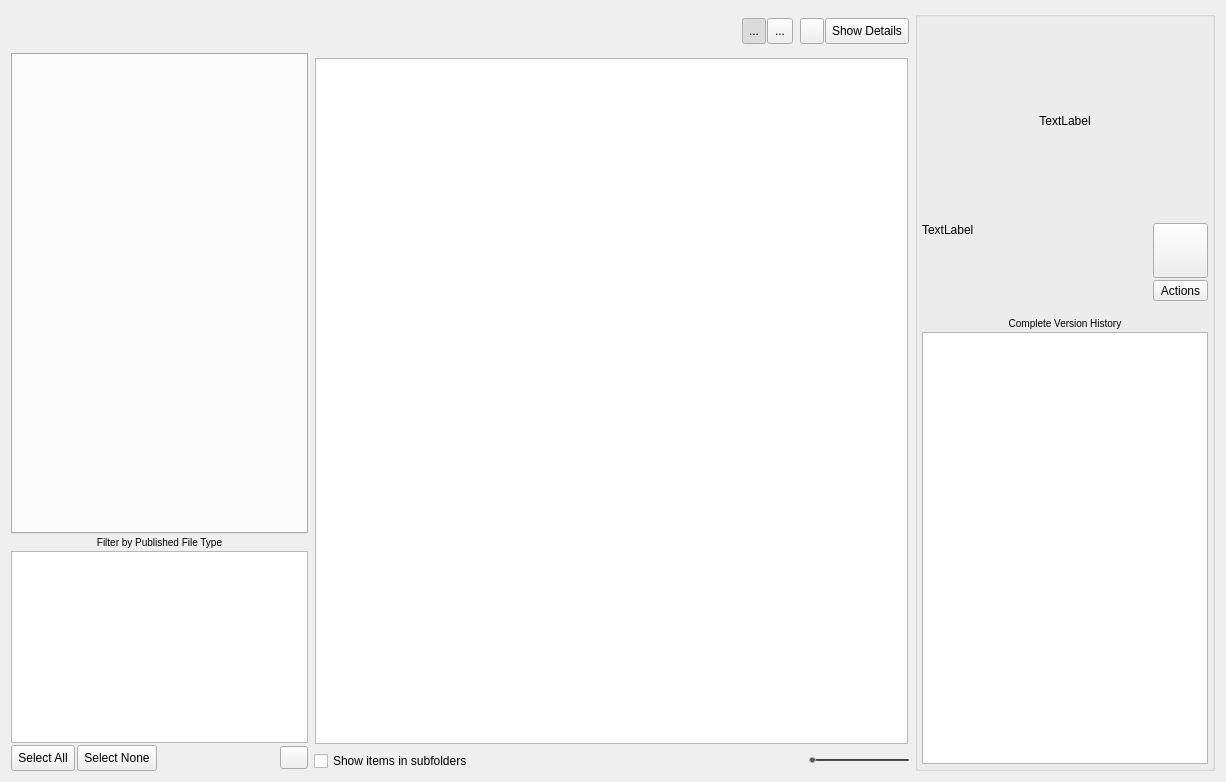
This is resources/dialog.ui in shotgunsoftware/tk-multi-loader2 as Qt 5 draws it before an edit. The edited form follows.
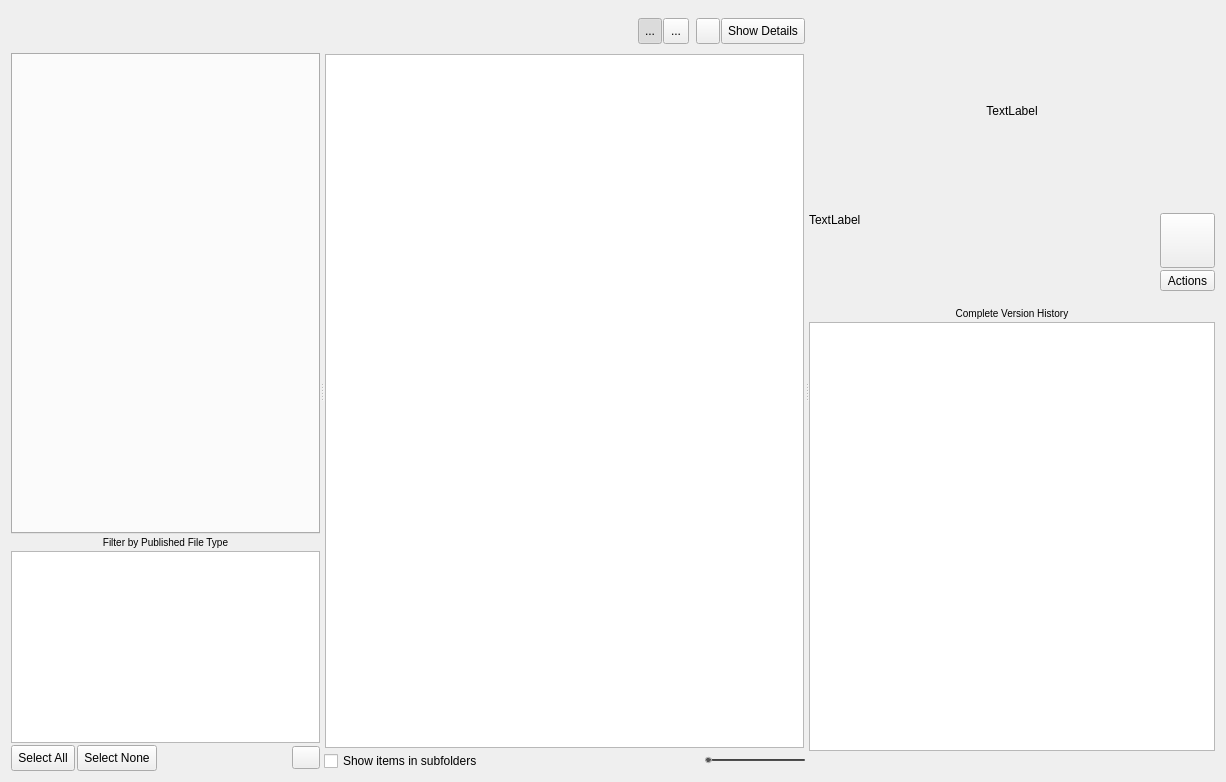
This is the edited form. Icons and pictures are not drawn.

Commit message:
SG-28038: Add splitters to adjust panels and view. (#103)
* Add splitter between left-hand filter panel and main view
* Add splitter between right-hand details panel and main view
* Restore/save splitter state on open/close
* Update minimum version for tk-framework-shotgunutils.

Diff of the .ui file:
```diff
--- a/resources/dialog.ui
+++ b/resources/dialog.ui
@@ -13,12 +13,41 @@
   <property name="windowTitle">
    <string>Load items into your scene</string>
   </property>
-  <layout class="QHBoxLayout" name="horizontalLayout_3" stretch="1,2,0">
+  <layout class="QVBoxLayout" name="verticalLayout_5">
    <item>
-    <layout class="QVBoxLayout" name="left_area">
+    <widget class="QSplitter" name="splitter">
+     <property name="sizePolicy">
+      <sizepolicy hsizetype="Expanding" vsizetype="Expanding">
+       <horstretch>0</horstretch>
+       <verstretch>0</verstretch>
+      </sizepolicy>
+     </property>
+     <property name="orientation">
+      <enum>Qt::Horizontal</enum>
+     </property>
+     <widget class="QWidget" name="left_area_widget" native="true">
+      <property name="sizePolicy">
+       <sizepolicy hsizetype="Expanding" vsizetype="Expanding">
+        <horstretch>0</horstretch>
+        <verstretch>0</verstretch>
+       </sizepolicy>
+      </property>
+      <layout class="QVBoxLayout" name="verticalLayout_2">
      <property name="spacing">
       <number>2</number>
      </property>
+       <property name="leftMargin">
+        <number>0</number>
+       </property>
+       <property name="topMargin">
+        <number>0</number>
+       </property>
+       <property name="rightMargin">
+        <number>0</number>
+       </property>
+       <property name="bottomMargin">
+        <number>0</number>
+       </property>
      <item>
       <layout class="QHBoxLayout" name="top_toolbar">
        <item>
@@ -163,7 +192,7 @@
       <widget class="QTabWidget" name="entity_preset_tabs">
        <property name="maximumSize">
         <size>
-         <width>300</width>
+           <width>16777215</width>
          <height>16777202</height>
         </size>
        </property>
@@ -310,9 +339,30 @@
       </layout>
      </item>
     </layout>
-   </item>
-   <item>
-    <layout class="QVBoxLayout" name="middle_area">
+     </widget>
+     <widget class="QWidget" name="middle_area_widget" native="true">
+      <property name="sizePolicy">
+       <sizepolicy hsizetype="Expanding" vsizetype="Expanding">
+        <horstretch>0</horstretch>
+        <verstretch>0</verstretch>
+       </sizepolicy>
+      </property>
+      <layout class="QVBoxLayout" name="verticalLayout">
+       <property name="spacing">
+        <number>2</number>
+       </property>
+       <property name="leftMargin">
+        <number>0</number>
+       </property>
+       <property name="topMargin">
+        <number>0</number>
+       </property>
+       <property name="rightMargin">
+        <number>0</number>
+       </property>
+       <property name="bottomMargin">
+        <number>0</number>
+       </property>
      <item>
       <layout class="QHBoxLayout" name="horizontalLayout_2">
        <property name="spacing">
@@ -607,30 +657,41 @@
       </layout>
      </item>
     </layout>
-   </item>
-   <item>
-    <widget class="QGroupBox" name="details">
+     </widget>
+     <widget class="QWidget" name="details" native="true">
+      <property name="sizePolicy">
+       <sizepolicy hsizetype="Expanding" vsizetype="Preferred">
+        <horstretch>0</horstretch>
+        <verstretch>0</verstretch>
+       </sizepolicy>
+      </property>
      <property name="minimumSize">
       <size>
-       <width>300</width>
+        <width>0</width>
        <height>0</height>
       </size>
      </property>
      <property name="maximumSize">
       <size>
-       <width>300</width>
+        <width>16777215</width>
        <height>16777215</height>
       </size>
      </property>
-     <property name="title">
-      <string/>
-     </property>
      <layout class="QVBoxLayout" name="verticalLayout_3">
       <property name="spacing">
        <number>2</number>
       </property>
-      <property name="margin">
-       <number>4</number>
+       <property name="leftMargin">
+        <number>0</number>
+       </property>
+       <property name="topMargin">
+        <number>0</number>
+       </property>
+       <property name="rightMargin">
+        <number>0</number>
+       </property>
+       <property name="bottomMargin">
+        <number>0</number>
       </property>
       <item>
        <layout class="QHBoxLayout" name="horizontalLayout">
@@ -791,6 +852,11 @@
        </layout>
       </item>
       <item>
+        <layout class="QVBoxLayout" name="verticalLayout_6">
+         <property name="spacing">
+          <number>2</number>
+         </property>
+         <item>
        <widget class="QLabel" name="version_history_label">
         <property name="sizePolicy">
          <sizepolicy hsizetype="Preferred" vsizetype="Maximum">
@@ -829,6 +895,29 @@
        </widget>
       </item>
      </layout>
+       </item>
+       <item>
+        <layout class="QHBoxLayout" name="horizontalLayout_3">
+         <property name="spacing">
+          <number>2</number>
+         </property>
+         <item>
+          <spacer name="horizontalSpacer_6">
+           <property name="orientation">
+            <enum>Qt::Horizontal</enum>
+           </property>
+           <property name="sizeHint" stdset="0">
+            <size>
+             <width>40</width>
+             <height>20</height>
+            </size>
+           </property>
+          </spacer>
+         </item>
+        </layout>
+       </item>
+      </layout>
+     </widget>
     </widget>
    </item>
   </layout>
```
Left out of the diff: 19 changed lines with no effect on the pictures. Lines whose indentation alone changed are shown as unchanged. The commit also changes 9 other files.
